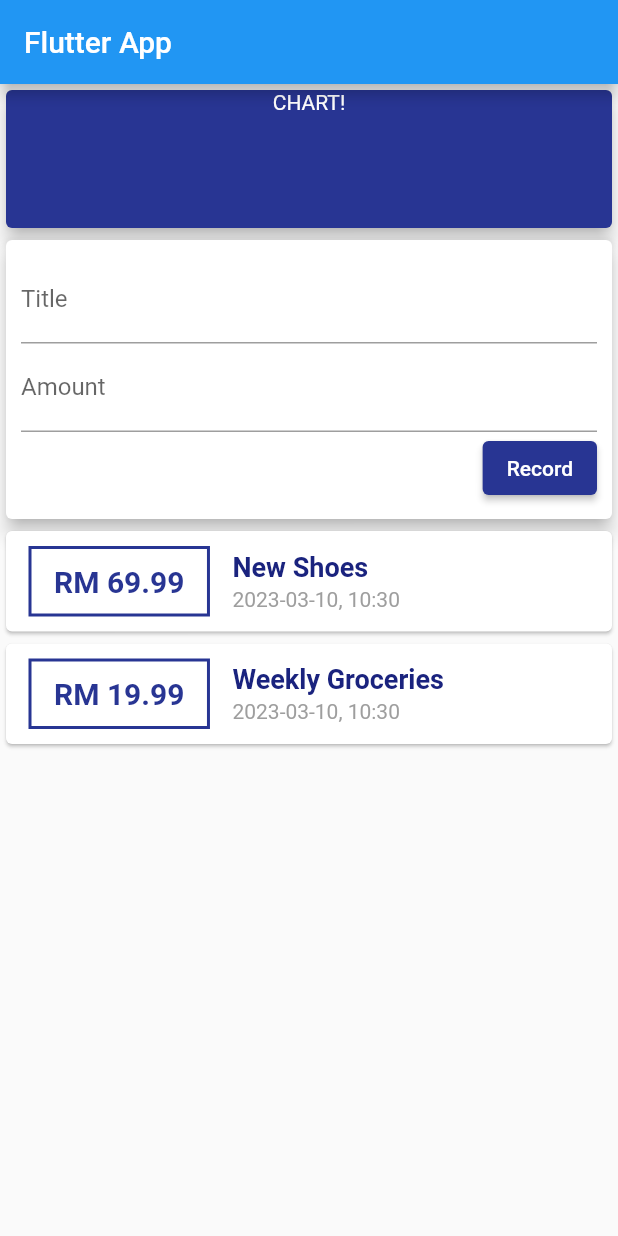
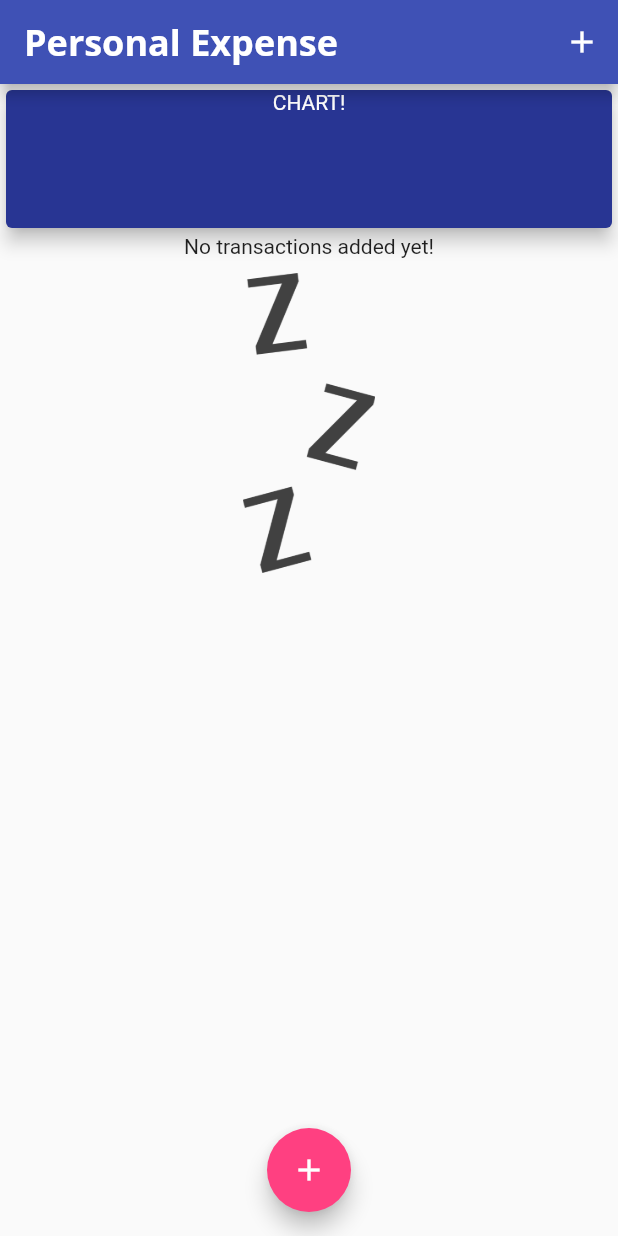
Before and after one commit to HooEP01/expense-tracker, a Flutter app: the screen it shows after launch, on a phone screen of 412 x 824 dp. Run offline on Flutter 3.47's test engine with Material 2 defaults, Android fonts, the phone set to English and light mode, and no system bars.

Commit message:
Theming to blue and pink

```diff
--- a/lib/main.dart
+++ b/lib/main.dart
@@ -1,5 +1,7 @@
 import 'package:flutter/material.dart';
-import 'package:real_app/widgets/user_transactions.dart';
+import 'widgets/new_transactions.dart';
+import 'models/transaction.dart';
+import 'widgets/transaction_list.dart';
 
 void main() => runApp(MyApp());
 
@@ -7,23 +9,97 @@ class MyApp extends StatelessWidget {
   @override
   Widget build(BuildContext context) {
     return MaterialApp(
-      title: 'Flutter App',
+      title: 'Personal Expense',
+      theme: ThemeData(
+        colorScheme: ColorScheme.fromSwatch(
+          primarySwatch: Colors.indigo,
+        ).copyWith(secondary: Colors.pinkAccent),
+        fontFamily: 'QuickSand',
+        textTheme: ThemeData.light().textTheme.copyWith(
+              titleMedium: const TextStyle(
+                fontFamily: 'OpenSans',
+                fontWeight: FontWeight.bold,
+                fontSize: 18,
+              ),
+            ),
+        appBarTheme: const AppBarTheme(
+          titleTextStyle: TextStyle(
+            fontFamily: 'OpenSans',
+            fontSize: 24,
+            fontWeight: FontWeight.bold,
+          ),
+        ),
+      ),
       home: MyHomePage(),
     );
   }
 }
 
-class MyHomePage extends StatelessWidget {
+class MyHomePage extends StatefulWidget {
+  @override
+  State<MyHomePage> createState() => _MyHomePageState();
+}
+
+class _MyHomePageState extends State<MyHomePage> {
   // late String titleInput;
-  // late String amountInput;
   final titleController = TextEditingController();
+
   final amountController = TextEditingController();
+
+  final List<Transaction> _userTransaction = [
+    // Transaction(
+    //   id: '1',
+    //   title: 'New Shoes',
+    //   amount: 69.99,
+    //   date: DateTime.now(),
+    // ),
+    // Transaction(
+    //   id: '2',
+    //   title: 'Weekly Groceries',
+    //   amount: 19.99,
+    //   date: DateTime.now(),
+    // ),
+  ];
+
+  void _addNewTransaction(String txTitle, double txAmount) {
+    final newTx = Transaction(
+      id: DateTime.now().toString(),
+      title: txTitle,
+      amount: txAmount,
+      date: DateTime.now(),
+    );
+
+    setState(() {
+      _userTransaction.add(newTx);
+    });
+  }
+
+  void startAddNewTransaction(BuildContext ctx) {
+    showModalBottomSheet(
+      context: ctx,
+      builder: (_) {
+        return GestureDetector(
+          onTap: () {},
+          behavior: HitTestBehavior.opaque,
+          child: NewTransaction(_addNewTransaction),
+        );
+      },
+    );
+  }
 
   @override
   Widget build(BuildContext context) {
     return Scaffold(
       appBar: AppBar(
-        title: const Text('Flutter App'),
+        title: const Text('Personal Expense'),
+        actions: <Widget>[
+          IconButton(
+            icon: const Icon(Icons.add),
+            onPressed: () {
+              startAddNewTransaction(context);
+            },
+          )
+        ],
       ),
       body: SingleChildScrollView(
         child: Column(
@@ -43,9 +119,16 @@ class MyHomePage extends StatelessWidget {
                 ),
               ),
             ),
-            UserTransactions(),
+            TransactionList(_userTransaction),
           ],
         ),
+      ),
+      floatingActionButtonLocation: FloatingActionButtonLocation.centerFloat,
+      floatingActionButton: FloatingActionButton(
+        child: const Icon(Icons.add),
+        onPressed: () {
+          startAddNewTransaction(context);
+        },
       ),
     );
   }
--- a/lib/widgets/transaction_list.dart
+++ b/lib/widgets/transaction_list.dart
@@ -9,8 +9,27 @@ class TransactionList extends StatelessWidget {
 
   @override
   Widget build(BuildContext context) {
-    return Column(
-      children: userTransaction.map((tx) {
+    return Container(
+      height: 300,
+      child: userTransaction.isEmpty
+          ? Column(children: <Widget>[
+              Text(
+                'No transactions added yet!',
+                style: Theme.of(context).textTheme.bodyMedium,
+              ),
+              const SizedBox(
+                height: 10,
+              ),
+              Container(
+                height: 200,
+                child: Image.asset(
+                  'assets/images/waiting.png',
+                  fit: BoxFit.cover,
+                ),
+              ),
+            ])
+          : ListView.builder(
+              itemBuilder: (BuildContext context, int index) {
                 return Card(
                   child: Row(
                     children: <Widget>[
@@ -21,7 +40,7 @@ class TransactionList extends StatelessWidget {
                         ),
                         decoration: BoxDecoration(
                           border: Border.all(
-                    color: Colors.indigo.shade800,
+                            color: Theme.of(context).primaryColor,
                             width: 2,
                           ),
                         ),
@@ -30,11 +49,11 @@ class TransactionList extends StatelessWidget {
                           horizontal: 15,
                         ),
                         child: Text(
-                  "RM ${tx.amount}",
+                          "RM ${userTransaction[index].amount.toStringAsFixed(2)}",
                           style: TextStyle(
                             fontWeight: FontWeight.bold,
                             fontSize: 20,
-                    color: Colors.indigo.shade800,
+                            color: Theme.of(context).colorScheme.onPrimary,
                           ),
                         ),
                       ),
@@ -45,16 +64,13 @@ class TransactionList extends StatelessWidget {
                           Padding(
                             padding: const EdgeInsets.only(bottom: 3),
                             child: Text(
-                      tx.title,
-                      style: TextStyle(
-                        fontSize: 18,
-                        fontWeight: FontWeight.bold,
-                        color: Colors.indigo.shade900,
-                      ),
+                              userTransaction[index].title,
+                              style: Theme.of(context).textTheme.titleMedium,
                             ),
                           ),
                           Text(
-                    DateFormat("yyyy-MM-dd, H:m").format(tx.date),
+                            DateFormat("yyyy-MM-dd, H:m")
+                                .format(userTransaction[index].date),
                             style: TextStyle(
                               fontSize: 14,
                               color: Colors.grey.shade500,
@@ -65,7 +81,9 @@ class TransactionList extends StatelessWidget {
                     ],
                   ),
                 );
-      }).toList(),
+              },
+              itemCount: userTransaction.length,
+            ),
     );
   }
 }
```
Also changed, not shown: lib/widgets/new_transactions.dart (+30 -5 lines), pubspec.yaml (+14 -14 lines), assets/fonts/OpenSans-Bold.ttf (added), assets/fonts/OpenSans-Regular.ttf (added), assets/fonts/Quicksand-Bold.ttf (added), assets/fonts/Quicksand-Light.ttf (added), assets/fonts/Quicksand-Medium.ttf (added), assets/fonts/Quicksand-Regular.ttf (added), assets/images/waiting.png (added). Lines whose indentation alone changed are shown as unchanged.
